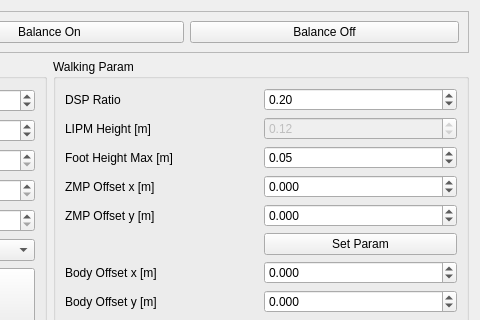
Old version of the form op3_gui_demo/ui/preview_walking_form.ui in the repository nyxrobotics/robotis_op3_tools; both pictures show x 381 to 861 and y 0 to 320 of the 861 by 657 pixel window.
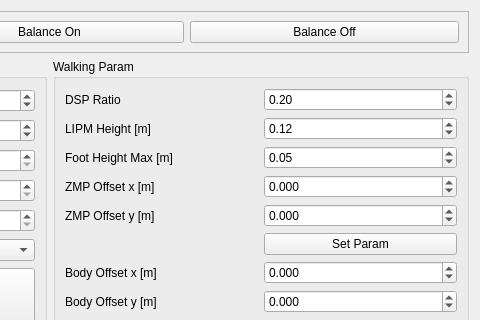
New version of the form.

Commit message: Enable lipm height parameter edit

```diff
--- a/op3_gui_demo/ui/preview_walking_form.ui
+++ b/op3_gui_demo/ui/preview_walking_form.ui
@@ -448,17 +448,17 @@
             </item>
             <item row="1" column="1">
               <widget class="QDoubleSpinBox" name="dSpinBox_lipm_height">
-                <property name="enabled">
-                  <bool>false</bool>
+                <property name="minimum">
+                  <double>0.00000000000000</double>
                 </property>
                 <property name="maximum">
-                  <double>100.000000000000000</double>
+                  <double>0.500000000000000</double>
                 </property>
                 <property name="singleStep">
                   <double>0.100000000000000</double>
                 </property>
                 <property name="value">
-                  <double>0.120000000000000</double>
+                  <double>0.12000000000000</double>
                 </property>
               </widget>
             </item>
```
Left out of the diff: 2 changed lines with no effect on the pictures.
